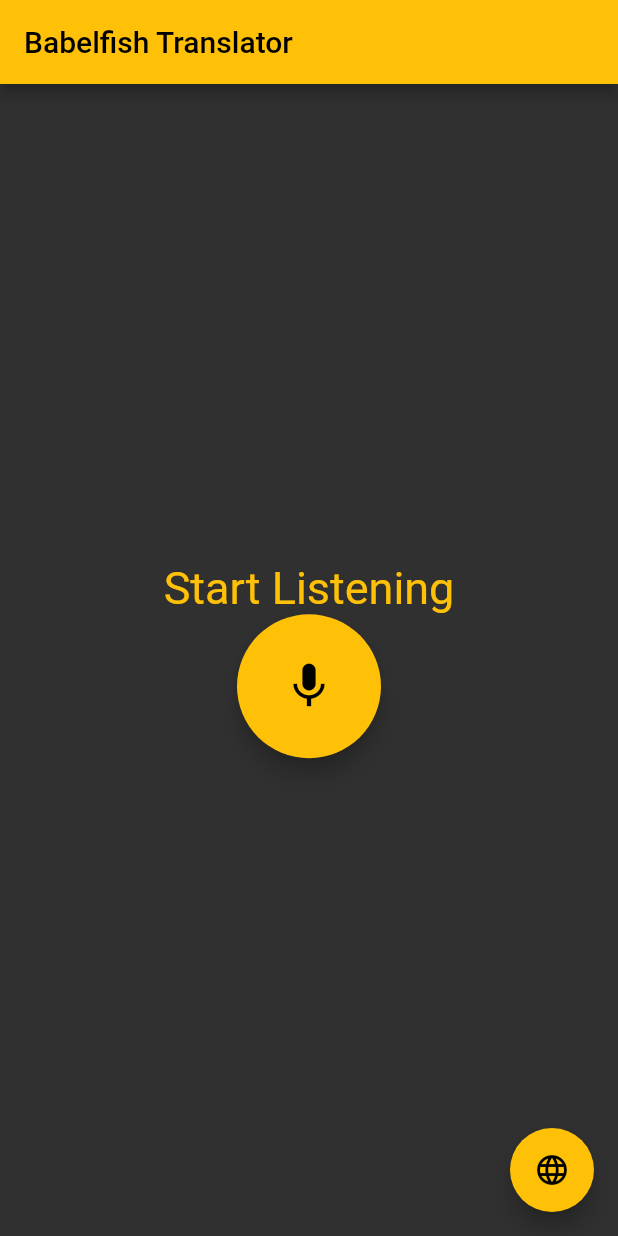
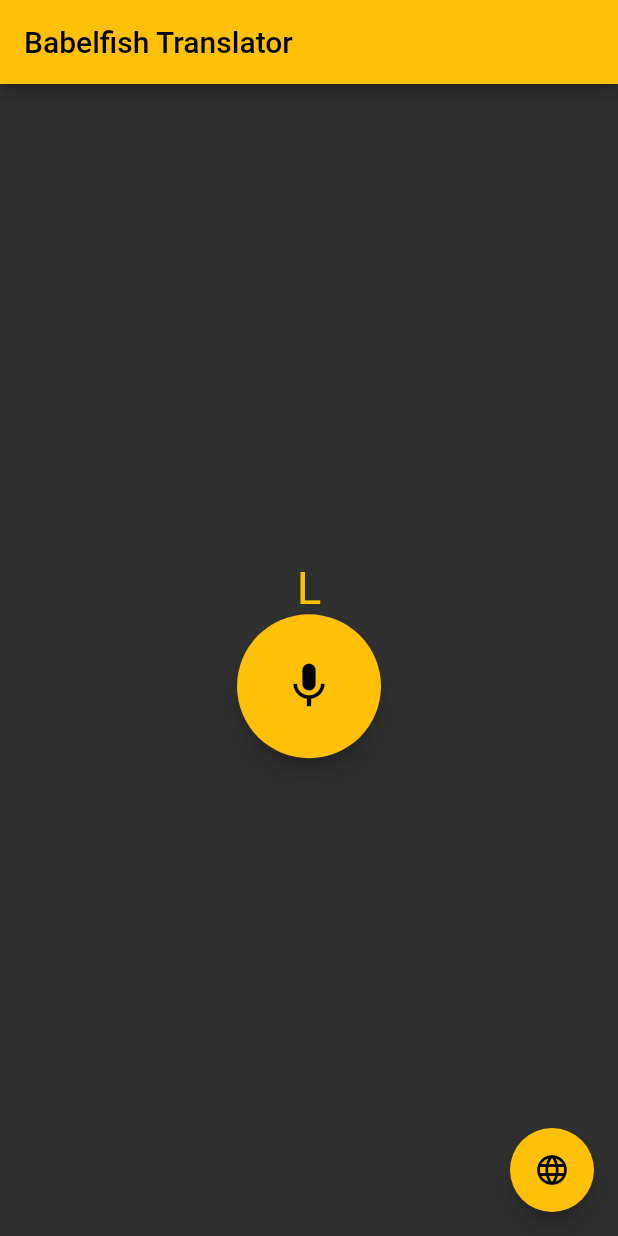
Before and after one commit to hairjd2/babelfish, a Flutter app: the screen it shows after launch, on a phone screen of 412 x 824 dp. Run offline on Flutter 3.47's test engine with Material 2 defaults, Android fonts, the phone set to English and light mode, and no system bars; our stand-ins replace permission_handler; missing offline and left inert: dart:html, flutter_sound_lite.

Commit message:
Update main.dart

```diff
--- a/app/babel_fish/lib/main.dart
+++ b/app/babel_fish/lib/main.dart
@@ -151,7 +151,7 @@
   @override
   Widget build(BuildContext context) {
     dynamic icon = isListening ? Icons.stop : Icons.mic;
-    dynamic text = isListening ? 'Stop Listening' : 'Start Listening';
+    dynamic text = isListening ? 'Listening' : 'L';
     // This method is rerun every time setState is called, for instance as done
     // by the _incrementCounter method above.
     //
```
